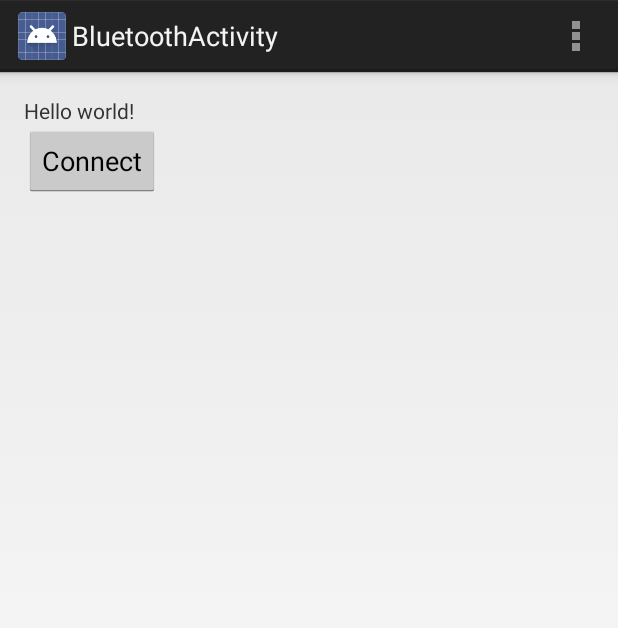
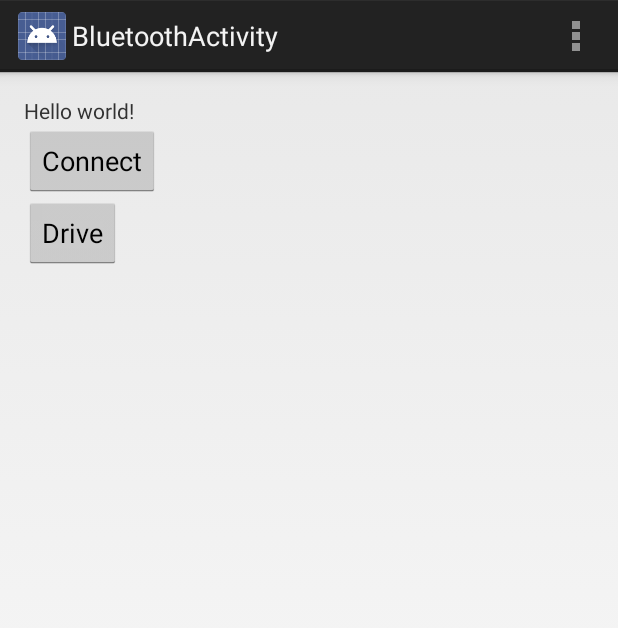
Before and after one commit to andreymir/batmobile, an Android app: the screen it shows after launch (BluetoothActivity), on a phone screen of 412 x 824 dp. Shown: the top 628 px of the screen. Run offline under Robolectric (Android 15) with nearby library versions, the phone set to English and light mode, and no system bars.

Commit message:
drive command example

```diff
--- a/android/BatMobileProject/BatMobile/src/main/res/layout/fragment_bluetooth.xml
+++ b/android/BatMobileProject/BatMobile/src/main/res/layout/fragment_bluetooth.xml
@@ -23,4 +23,13 @@
         android:layout_alignParentLeft="true"
         android:onClick="onConnectButtonClick" />
 
+    <Button
+        android:layout_width="wrap_content"
+        android:layout_height="wrap_content"
+        android:text="Drive"
+        android:id="@+id/driveButton"
+        android:layout_below="@+id/connectButton"
+        android:layout_alignParentLeft="true"
+        android:onClick="onDriveButtonClick" />
+
 </RelativeLayout>
```
Also changed, not shown: android/BatMobileProject/BatMobile/src/main/java/com/example/batmobile/BluetoothActivity.java (+12 -0 lines).
